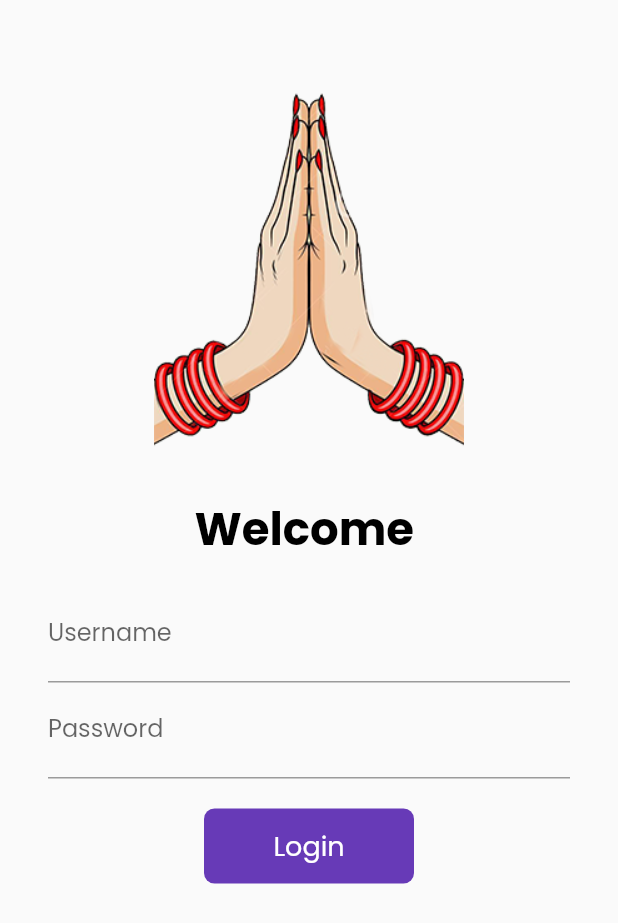
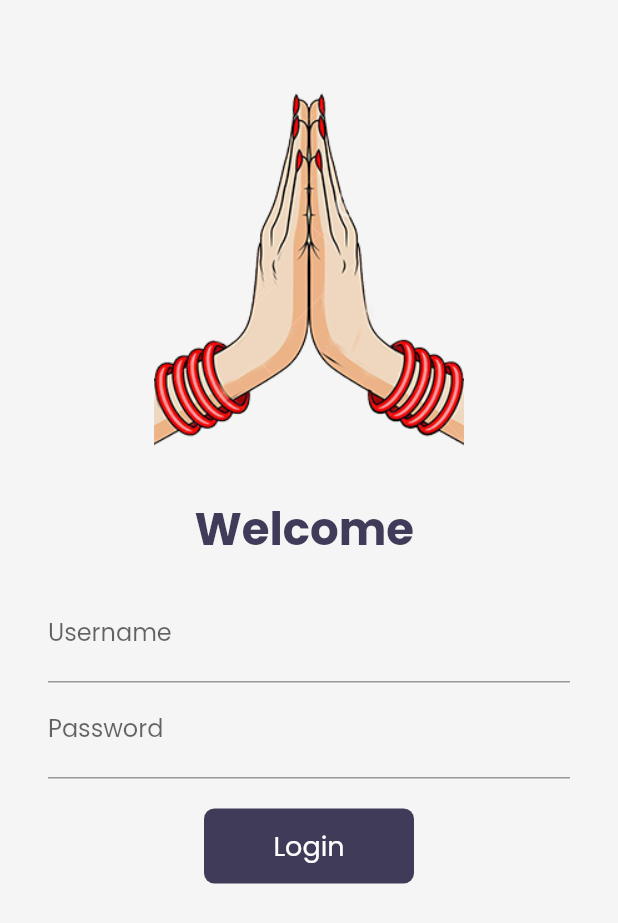
Before and after one commit to bibekparajul/flutterPractice, a Flutter app: the LoginPage screen opened by its route, on a phone screen of 412 x 824 dp. Shown: the top 923 px of the screen. Run offline on Flutter 3.47's test engine with Material 2 defaults, Android fonts, the phone set to English and light mode, and no system bars; our stand-ins replace google_fonts, velocity_x; network calls fail.

Commit message:
day-18(themes)

```diff
--- a/lib/main.dart
+++ b/lib/main.dart
@@ -16,7 +16,7 @@ class MyApp extends StatelessWidget {
   @override
   Widget build(BuildContext context) {
     return MaterialApp(
-      themeMode: ThemeMode.light,
+      themeMode: ThemeMode.system,
       theme: MyTheme.lightTheme(context),
       darkTheme: MyTheme.darkTheme(context),
       debugShowCheckedModeBanner: false,
--- a/lib/pages/homepage.dart
+++ b/lib/pages/homepage.dart
@@ -45,11 +45,11 @@ class _HomePageState extends State<HomePage> {
   @override
   Widget build(BuildContext context) {
     return Scaffold(
-      backgroundColor: MyTheme.creamColor,
+      backgroundColor: context.canvasColor,
       floatingActionButton: FloatingActionButton(onPressed: ()=> Navigator.pushNamed(context, MyRoutes.cartRoute),
-      child: Icon(CupertinoIcons.cart),
+      child: Icon(CupertinoIcons.cart, color: Colors.white,),
 
-      backgroundColor: MyTheme.darkBluishColor,),
+      backgroundColor: context.theme.buttonColor,),
       body: SafeArea(
         child: Container(
           padding: Vx.m20,
--- a/lib/pages/loginpage.dart
+++ b/lib/pages/loginpage.dart
@@ -1,5 +1,6 @@
 import 'package:flutter/material.dart';
 import 'package:flutter_catalog/utils/routes.dart';
+import 'package:velocity_x/velocity_x.dart';
 //ignore_for_file:prefer_const_constructors
 
 class LoginPage extends StatefulWidget {
@@ -30,6 +31,7 @@ class _LoginPageState extends State<LoginPage> {
   @override
   Widget build(BuildContext context) {
     return Material(
+      color: context.canvasColor,
       child: SingleChildScrollView(
         child: Form(
           key: _formKey,
@@ -50,7 +52,7 @@ class _LoginPageState extends State<LoginPage> {
                 "Welcome $name",
                 style: TextStyle(
                     fontSize: 30,
-                    color: Colors.black,
+                    color: context.theme.accentColor,
                     fontWeight: FontWeight.bold),
               ),
               Padding(
@@ -93,7 +95,7 @@ class _LoginPageState extends State<LoginPage> {
                     Material(
                       borderRadius:
                           BorderRadius.circular(changeButton ? 50 : 7),
-                      color: Colors.deepPurple,
+                      color: context.theme.buttonColor,
                       child: InkWell(
                         onTap: () => moveToHome(context),
                         child: AnimatedContainer(
--- a/lib/widgets/home_widgets/catalog_header.dart
+++ b/lib/widgets/home_widgets/catalog_header.dart
@@ -11,7 +11,7 @@ class CatalogHeader extends StatelessWidget {
     return Column(
       crossAxisAlignment: CrossAxisAlignment.start,
       children: [
-        "Catalog App".text.xl5.bold.color(MyTheme.darkBluishColor).make(),
+        "Catalog App".text.xl5.bold.color(context.theme.accentColor).make(),
         "Trending Products".text.xl2.make(),
       ],
     );
--- a/lib/widgets/home_widgets/catalog_image.dart
+++ b/lib/widgets/home_widgets/catalog_image.dart
@@ -14,7 +14,7 @@ class CatalogImage extends StatelessWidget {
             .box
             .rounded
             .p8
-            .color(MyTheme.creamColor)
+            .color(context.canvasColor)
             .make()
             .p16()
             .w40(context);
--- a/lib/widgets/home_widgets/catalog_list.dart
+++ b/lib/widgets/home_widgets/catalog_list.dart
@@ -49,7 +49,7 @@ class CatalogItem extends StatelessWidget {
           crossAxisAlignment: CrossAxisAlignment.start,
           mainAxisAlignment: MainAxisAlignment.center,
           children: [
-            catalog.name.text.lg.color(MyTheme.darkBluishColor).bold.make(),
+            catalog.name.text.lg.color(context.accentColor).bold.make(),
             catalog.desc.text.textStyle(context.captionStyle).make(),
             10.heightBox,
             ButtonBar(
@@ -61,7 +61,7 @@ class CatalogItem extends StatelessWidget {
                     onPressed: () {},
                     style: ButtonStyle(
                         backgroundColor:
-                            MaterialStateProperty.all(MyTheme.darkBluishColor),
+                            MaterialStateProperty.all(context.theme.buttonColor),
                         shape: MaterialStateProperty.all(
                           StadiumBorder(),
                         )),
@@ -71,6 +71,6 @@ class CatalogItem extends StatelessWidget {
           ],
         ))
       ],
-    )).white.rounded.square(130).make().py16();
+    )).color(context.cardColor).rounded.square(130).make().py16();
   }
 }
--- a/lib/widgets/themes.dart
+++ b/lib/widgets/themes.dart
@@ -1,10 +1,15 @@
 import 'package:flutter/material.dart';
 import 'package:google_fonts/google_fonts.dart';
+import 'package:velocity_x/velocity_x.dart';
 
 class MyTheme {
   static ThemeData lightTheme(BuildContext context) => ThemeData(
       primarySwatch: Colors.deepPurple,
       fontFamily: GoogleFonts.poppins().fontFamily,
+              cardColor:Colors.white ,
+        canvasColor: creamColor,
+        buttonColor:darkBluishColor ,
+        accentColor: darkBluishColor,
       appBarTheme: AppBarTheme(
         color: Colors.white,
         elevation: 0.0,
@@ -13,10 +18,24 @@ class MyTheme {
       ));
 
   static ThemeData darkTheme(BuildContext context) => ThemeData(
-        brightness: Brightness.dark,
+    brightness: Brightness.dark,
+        fontFamily: GoogleFonts.poppins().fontFamily,
+        cardColor:Colors.black ,
+        canvasColor: darkCreamColor,
+        buttonColor:lightBluishColor ,
+        accentColor: Colors.white,
+      appBarTheme: AppBarTheme(
+        color: Colors.black,
+        elevation: 0.0,
+        iconTheme: IconThemeData(color: Colors.white),
+        textTheme: Theme.of(context).textTheme,
+      )
       );
 
   //Colors
   static Color creamColor = Color(0xfff5f5f5);
+  static Color darkCreamColor = Vx.gray900;
   static Color darkBluishColor = Color(0xff403b58);
+  static Color lightBluishColor = Vx.indigo500;
+
 }
```
Also changed, not shown: lib/pages/home_detail_page.dart (+5 -5 lines).
